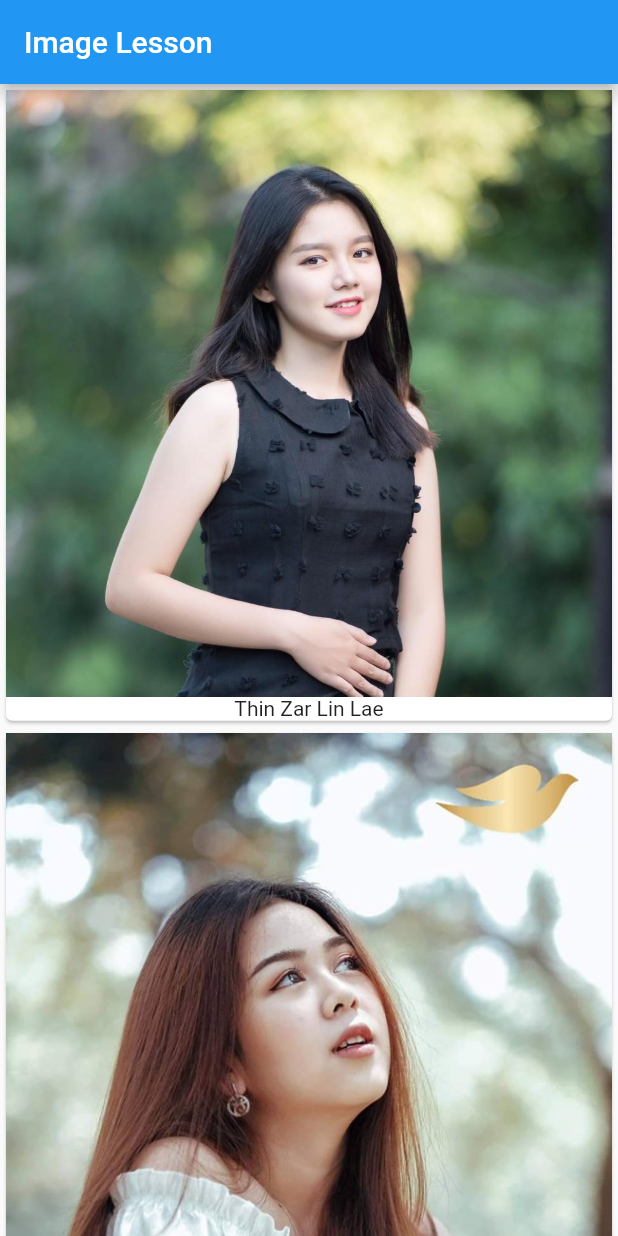
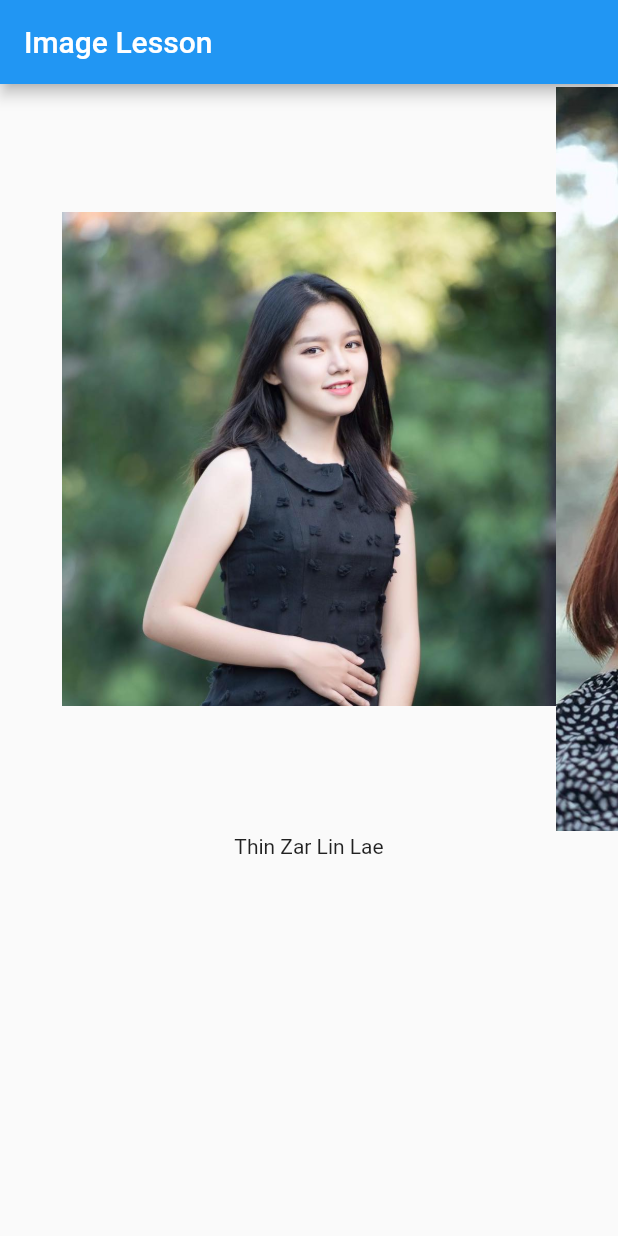
Before and after one commit to MyoSetPaing/MyGirls, a Flutter app: the screen it shows after launch, on a phone screen of 412 x 824 dp. Run offline on Flutter 3.47's test engine with Material 2 defaults, Android fonts, the phone set to English and light mode, and no system bars.

Commit message:
pageview example

```diff
--- a/lib/main.dart
+++ b/lib/main.dart
@@ -23,24 +23,26 @@ class MyApp extends StatelessWidget {
     Girls("Thin Zar", "img/thinzar.jpg")
   ];
 
+  var pageController = PageController(viewportFraction: 0.8);
+
   @override
   Widget build(BuildContext context) {
     return Scaffold(
         appBar: AppBar(
           title: Text("Image Lesson"),
         ),
-        body: ListView.builder(
+        body: PageView.builder(
           itemBuilder: (BuildContext context, int index) {
-            return Card(
-              child: Column(
-                children: <Widget>[
-                  Image.asset(girls[index].img),
-                  Text(girls[index].name)
-                ],
-              ),
+            return Column(
+              children: <Widget>[
+                Image.asset(girls[index].img,height: 500,),
+                Text(girls[index].name)
+              ],
             );
           },
           itemCount: girls.length,
+          scrollDirection: Axis.horizontal,
+          controller: pageController,
         ));
   }
 }
```
